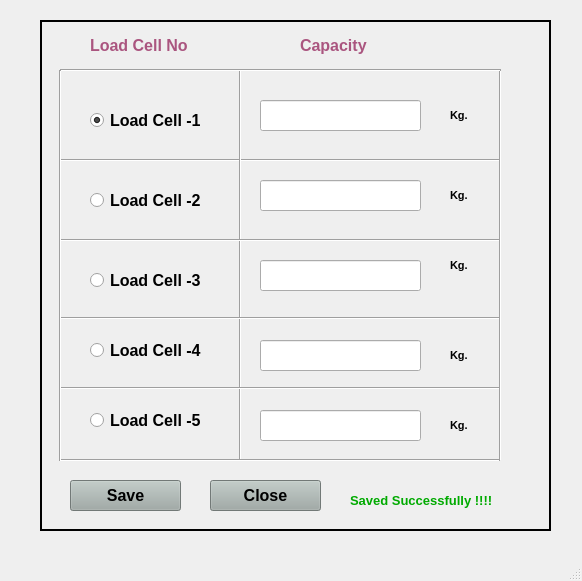
The window that AE/ui/AE_LOAD_CELL_SELECTION.ui (sanjaymanegit/testRepo) describes before a commit, drawn with Qt 5.
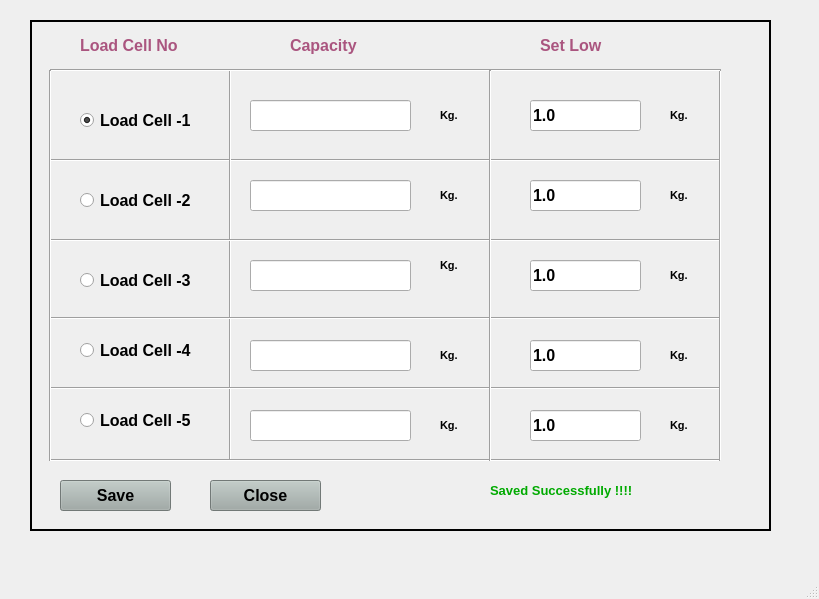
The same window after the commit.

```diff
--- a/AE/ui/AE_LOAD_CELL_SELECTION.ui
+++ b/AE/ui/AE_LOAD_CELL_SELECTION.ui
@@ -6,8 +6,8 @@
    <rect>
     <x>0</x>
     <y>0</y>
-    <width>582</width>
-    <height>581</height>
+    <width>819</width>
+    <height>599</height>
    </rect>
   </property>
   <property name="windowTitle">
@@ -17,9 +17,9 @@
    <widget class="QFrame" name="frame">
     <property name="geometry">
      <rect>
-      <x>40</x>
+      <x>30</x>
       <y>20</y>
-      <width>511</width>
+      <width>741</width>
       <height>511</height>
      </rect>
     </property>
@@ -79,7 +79,7 @@
       <rect>
        <x>20</x>
        <y>130</y>
-       <width>441</width>
+       <width>671</width>
        <height>20</height>
       </rect>
      </property>
@@ -273,7 +273,7 @@
       <rect>
        <x>20</x>
        <y>210</y>
-       <width>441</width>
+       <width>671</width>
        <height>20</height>
       </rect>
      </property>
@@ -286,7 +286,7 @@
       <rect>
        <x>20</x>
        <y>290</y>
-       <width>441</width>
+       <width>671</width>
        <height>16</height>
       </rect>
      </property>
@@ -299,7 +299,7 @@
       <rect>
        <x>20</x>
        <y>360</y>
-       <width>441</width>
+       <width>671</width>
        <height>16</height>
       </rect>
      </property>
@@ -312,7 +312,7 @@
       <rect>
        <x>20</x>
        <y>430</y>
-       <width>441</width>
+       <width>671</width>
        <height>21</height>
       </rect>
      </property>
@@ -323,7 +323,7 @@
     <widget class="Line" name="line_7">
      <property name="geometry">
       <rect>
-       <x>450</x>
+       <x>680</x>
        <y>50</y>
        <width>20</width>
        <height>391</height>
@@ -338,7 +338,7 @@
       <rect>
        <x>20</x>
        <y>35</y>
-       <width>441</width>
+       <width>671</width>
        <height>31</height>
       </rect>
      </property>
@@ -410,7 +410,7 @@
     <widget class="QPushButton" name="pushButton_6">
      <property name="geometry">
       <rect>
-       <x>170</x>
+       <x>180</x>
        <y>460</y>
        <width>111</width>
        <height>31</height>
@@ -470,9 +470,9 @@
     <widget class="QLabel" name="label_48">
      <property name="geometry">
       <rect>
-       <x>310</x>
-       <y>460</y>
-       <width>161</width>
+       <x>460</x>
+       <y>450</y>
+       <width>231</width>
        <height>41</height>
       </rect>
      </property>
@@ -600,6 +600,253 @@
       <string>Kg.</string>
      </property>
     </widget>
+    <widget class="Line" name="line_10">
+     <property name="geometry">
+      <rect>
+       <x>450</x>
+       <y>50</y>
+       <width>20</width>
+       <height>391</height>
+      </rect>
+     </property>
+     <property name="orientation">
+      <enum>Qt::Vertical</enum>
+     </property>
+    </widget>
+    <widget class="QLabel" name="label_9">
+     <property name="geometry">
+      <rect>
+       <x>510</x>
+       <y>10</y>
+       <width>111</width>
+       <height>31</height>
+      </rect>
+     </property>
+     <property name="font">
+      <font>
+       <family>Arial</family>
+       <pointsize>12</pointsize>
+       <weight>75</weight>
+       <bold>true</bold>
+      </font>
+     </property>
+     <property name="styleSheet">
+      <string notr="true">color: rgb(170, 85, 127);</string>
+     </property>
+     <property name="text">
+      <string>Set Low </string>
+     </property>
+    </widget>
+    <widget class="QLineEdit" name="lineEdit_9">
+     <property name="geometry">
+      <rect>
+       <x>500</x>
+       <y>80</y>
+       <width>111</width>
+       <height>31</height>
+      </rect>
+     </property>
+     <property name="font">
+      <font>
+       <family>Arial</family>
+       <pointsize>12</pointsize>
+       <weight>75</weight>
+       <bold>true</bold>
+      </font>
+     </property>
+     <property name="text">
+      <string>1.0</string>
+     </property>
+    </widget>
+    <widget class="QLabel" name="label_10">
+     <property name="geometry">
+      <rect>
+       <x>640</x>
+       <y>80</y>
+       <width>31</width>
+       <height>31</height>
+      </rect>
+     </property>
+     <property name="font">
+      <font>
+       <family>Arial</family>
+       <pointsize>8</pointsize>
+       <weight>75</weight>
+       <bold>true</bold>
+      </font>
+     </property>
+     <property name="text">
+      <string>Kg.</string>
+     </property>
+    </widget>
+    <widget class="QLineEdit" name="lineEdit_10">
+     <property name="geometry">
+      <rect>
+       <x>500</x>
+       <y>160</y>
+       <width>111</width>
+       <height>31</height>
+      </rect>
+     </property>
+     <property name="font">
+      <font>
+       <family>Arial</family>
+       <pointsize>12</pointsize>
+       <weight>75</weight>
+       <bold>true</bold>
+      </font>
+     </property>
+     <property name="text">
+      <string>1.0</string>
+     </property>
+    </widget>
+    <widget class="QLineEdit" name="lineEdit_11">
+     <property name="geometry">
+      <rect>
+       <x>500</x>
+       <y>240</y>
+       <width>111</width>
+       <height>31</height>
+      </rect>
+     </property>
+     <property name="font">
+      <font>
+       <family>Arial</family>
+       <pointsize>12</pointsize>
+       <weight>75</weight>
+       <bold>true</bold>
+      </font>
+     </property>
+     <property name="text">
+      <string>1.0</string>
+     </property>
+    </widget>
+    <widget class="QLineEdit" name="lineEdit_12">
+     <property name="geometry">
+      <rect>
+       <x>500</x>
+       <y>320</y>
+       <width>111</width>
+       <height>31</height>
+      </rect>
+     </property>
+     <property name="font">
+      <font>
+       <family>Arial</family>
+       <pointsize>12</pointsize>
+       <weight>75</weight>
+       <bold>true</bold>
+      </font>
+     </property>
+     <property name="text">
+      <string>1.0</string>
+     </property>
+    </widget>
+    <widget class="QLineEdit" name="lineEdit_13">
+     <property name="geometry">
+      <rect>
+       <x>500</x>
+       <y>390</y>
+       <width>111</width>
+       <height>31</height>
+      </rect>
+     </property>
+     <property name="font">
+      <font>
+       <family>Arial</family>
+       <pointsize>12</pointsize>
+       <weight>75</weight>
+       <bold>true</bold>
+      </font>
+     </property>
+     <property name="text">
+      <string>1.0</string>
+     </property>
+    </widget>
+    <widget class="QLabel" name="label_11">
+     <property name="geometry">
+      <rect>
+       <x>640</x>
+       <y>160</y>
+       <width>31</width>
+       <height>31</height>
+      </rect>
+     </property>
+     <property name="font">
+      <font>
+       <family>Arial</family>
+       <pointsize>8</pointsize>
+       <weight>75</weight>
+       <bold>true</bold>
+      </font>
+     </property>
+     <property name="text">
+      <string>Kg.</string>
+     </property>
+    </widget>
+    <widget class="QLabel" name="label_12">
+     <property name="geometry">
+      <rect>
+       <x>640</x>
+       <y>240</y>
+       <width>31</width>
+       <height>31</height>
+      </rect>
+     </property>
+     <property name="font">
+      <font>
+       <family>Arial</family>
+       <pointsize>8</pointsize>
+       <weight>75</weight>
+       <bold>true</bold>
+      </font>
+     </property>
+     <property name="text">
+      <string>Kg.</string>
+     </property>
+    </widget>
+    <widget class="QLabel" name="label_13">
+     <property name="geometry">
+      <rect>
+       <x>640</x>
+       <y>320</y>
+       <width>31</width>
+       <height>31</height>
+      </rect>
+     </property>
+     <property name="font">
+      <font>
+       <family>Arial</family>
+       <pointsize>8</pointsize>
+       <weight>75</weight>
+       <bold>true</bold>
+      </font>
+     </property>
+     <property name="text">
+      <string>Kg.</string>
+     </property>
+    </widget>
+    <widget class="QLabel" name="label_14">
+     <property name="geometry">
+      <rect>
+       <x>640</x>
+       <y>390</y>
+       <width>31</width>
+       <height>31</height>
+      </rect>
+     </property>
+     <property name="font">
+      <font>
+       <family>Arial</family>
+       <pointsize>8</pointsize>
+       <weight>75</weight>
+       <bold>true</bold>
+      </font>
+     </property>
+     <property name="text">
+      <string>Kg.</string>
+     </property>
+    </widget>
    </widget>
   </widget>
   <widget class="QMenuBar" name="menubar">
@@ -607,7 +854,7 @@
     <rect>
      <x>0</x>
      <y>0</y>
-     <width>582</width>
+     <width>819</width>
      <height>21</height>
     </rect>
    </property>
```
